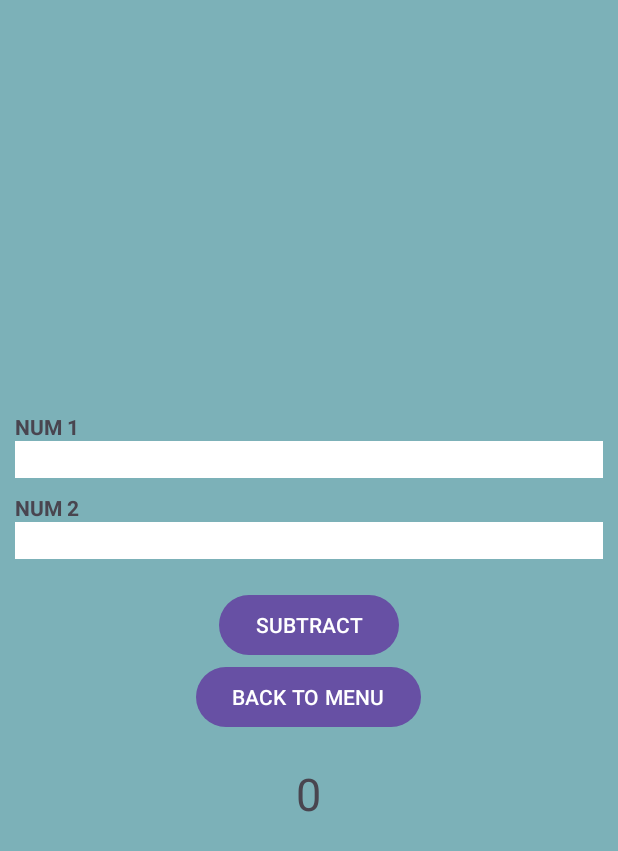
After one commit to nandana-sivan/new-calculator-app, an Android app: the Sub screen opened directly, with no data from a screen before it, on a phone screen of 412 x 824 dp. The commit adds this screen. Shown: the top 851 px of the screen. Run offline under Robolectric (Android 15) with nearby library versions, the phone set to English and light mode, and no system bars.

Commit message:
sub done

```diff
--- a/app/src/main/AndroidManifest.xml
+++ b/app/src/main/AndroidManifest.xml
@@ -13,6 +13,9 @@
         android:theme="@style/Theme.Newcalculatorapp"
         tools:targetApi="31">
         <activity
+            android:name=".Sub"
+            android:exported="false" />
+        <activity
             android:name=".Add"
             android:exported="false" />
         <activity
--- a/app/src/main/java/com/nandana/newcalculatorapp/MainActivity.java
+++ b/app/src/main/java/com/nandana/newcalculatorapp/MainActivity.java
@@ -12,7 +12,7 @@ import androidx.core.view.ViewCompat;
 import androidx.core.view.WindowInsetsCompat;
 
 public class MainActivity extends AppCompatActivity {
-    Button b1,b2,b3,b4;
+    Button b1, b2, b3, b4;
 
     @Override
     protected void onCreate(Bundle savedInstanceState) {
@@ -20,18 +20,25 @@ public class MainActivity extends AppCompatActivity {
         EdgeToEdge.enable(this);
         setContentView(R.layout.activity_main);
 
-        b1=(Button) findViewById(R.id.but1);
-        b2=(Button) findViewById(R.id.but2);
-        b3=(Button) findViewById(R.id.but3);
-        b4=(Button) findViewById(R.id.but4);
+        b1 = (Button) findViewById(R.id.but1);
+        b2 = (Button) findViewById(R.id.but2);
+        b3 = (Button) findViewById(R.id.but3);
+        b4 = (Button) findViewById(R.id.but4);
 
         b1.setOnClickListener(new View.OnClickListener() {
             @Override
             public void onClick(View v) {
-                Intent ob= new Intent(getApplicationContext(), Add.class);
+                Intent ob = new Intent(getApplicationContext(), Add.class);
                 startActivity(ob);
             }
         });
+        b2.setOnClickListener(new View.OnClickListener() {
+            @Override
+            public void onClick(View v) {
+                Intent ob1 = new Intent(getApplicationContext(), Sub.class);
+                startActivity(ob1);
+            }
 
+        });
     }
 }
--- /dev/null
+++ b/app/src/main/java/com/nandana/newcalculatorapp/Sub.java
@@ -0,0 +1,60 @@
+package com.nandana.newcalculatorapp;
+
+import android.content.Intent;
+import android.os.Bundle;
+import android.view.View;
+import android.widget.Button;
+import android.widget.EditText;
+import android.widget.TextView;
+import android.widget.Toast;
+
+import androidx.activity.EdgeToEdge;
+import androidx.appcompat.app.AppCompatActivity;
+import androidx.core.graphics.Insets;
+import androidx.core.view.ViewCompat;
+import androidx.core.view.WindowInsetsCompat;
+
+public class Sub extends AppCompatActivity {
+    EditText ed1,ed2;
+    Button b1,b2;
+    TextView t1;
+    String getNum1, getNum2,result;
+    int num1, num2, diff;
+
+    @Override
+    protected void onCreate(Bundle savedInstanceState) {
+        super.onCreate(savedInstanceState);
+        EdgeToEdge.enable(this);
+        setContentView(R.layout.activity_sub);
+
+        ed1=(EditText) findViewById(R.id.n1);
+        ed2=(EditText) findViewById(R.id.n2);
+        b1=(Button) findViewById(R.id.sub);
+        b2=(Button) findViewById(R.id.m2);
+        t1=(TextView) findViewById(R.id.res);
+
+        b2.setOnClickListener(new View.OnClickListener() {
+            @Override
+            public void onClick(View v) {
+                Intent ob= new Intent(getApplicationContext(), MainActivity.class);
+                startActivity(ob);
+            }
+        });
+
+        b1.setOnClickListener(new View.OnClickListener() {
+            @Override
+            public void onClick(View v) {
+                getNum1=ed1.getText().toString();
+                getNum2=ed2.getText().toString();
+                num1=Integer.parseInt(getNum1);
+                num2=Integer.parseInt(getNum2);
+                diff=num1-num2;
+                result=String.valueOf(diff);
+                t1.setText(result);
+//                Toast.makeText(getApplicationContext(),result,Toast.LENGTH_LONG).show();
+            }
+        });
+
+
+    }
+}
--- /dev/null
+++ b/app/src/main/res/layout/activity_sub.xml
@@ -0,0 +1,55 @@
+<LinearLayout android:layout_height="match_parent"
+    android:layout_width="match_parent"
+    android:background="#7CB1B8"
+    android:orientation="vertical"
+    android:gravity="center"
+    xmlns:android="http://schemas.android.com/apk/res/android">
+
+    <TextView
+        android:layout_marginRight="10dp"
+        android:layout_marginLeft="10dp"
+        android:layout_width="match_parent"
+        android:layout_height="wrap_content"
+        android:text="NUM 1"
+        android:textStyle="bold"/>
+    <EditText
+        android:layout_marginRight="10dp"
+        android:layout_marginLeft="10dp"
+        android:id="@+id/n1"
+        android:layout_width="match_parent"
+        android:layout_height="wrap_content"
+        android:background="@color/white"/>
+    <TextView
+        android:layout_marginRight="10dp"
+        android:layout_marginLeft="10dp"
+        android:layout_marginTop="10dp"
+        android:layout_width="match_parent"
+        android:layout_height="wrap_content"
+        android:text="NUM 2"
+        android:textStyle="bold"/>
+    <EditText
+        android:layout_marginRight="10dp"
+        android:layout_marginLeft="10dp"
+        android:id="@+id/n2"
+        android:layout_width="match_parent"
+        android:layout_height="wrap_content"
+        android:background="@color/white"/>
+    <Button
+        android:id="@+id/sub"
+        android:layout_marginTop="20dp"
+        android:layout_width="wrap_content"
+        android:layout_height="wrap_content"
+        android:text="SUBTRACT" />
+    <Button
+        android:id="@+id/m2"
+        android:layout_width="wrap_content"
+        android:layout_height="wrap_content"
+        android:text="BACK TO MENU"/>
+    <TextView
+        android:id="@+id/res"
+        android:layout_width="wrap_content"
+        android:layout_height="wrap_content"
+        android:text="0"
+        android:textSize="30dp"
+        android:layout_marginTop="20dp"/>
+</LinearLayout>
```
